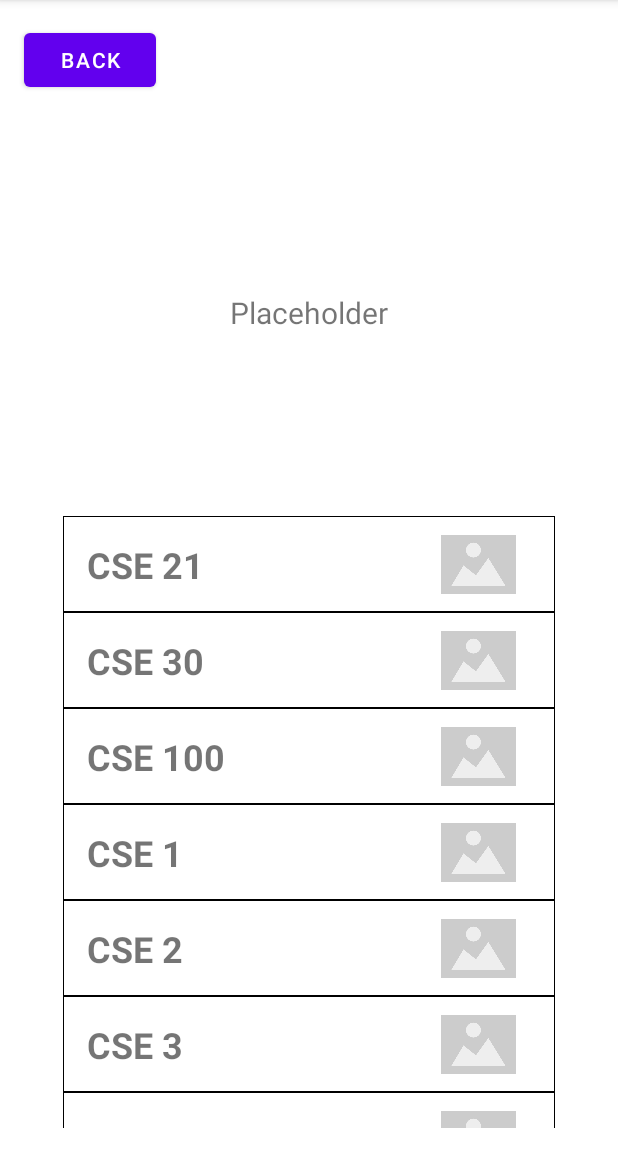
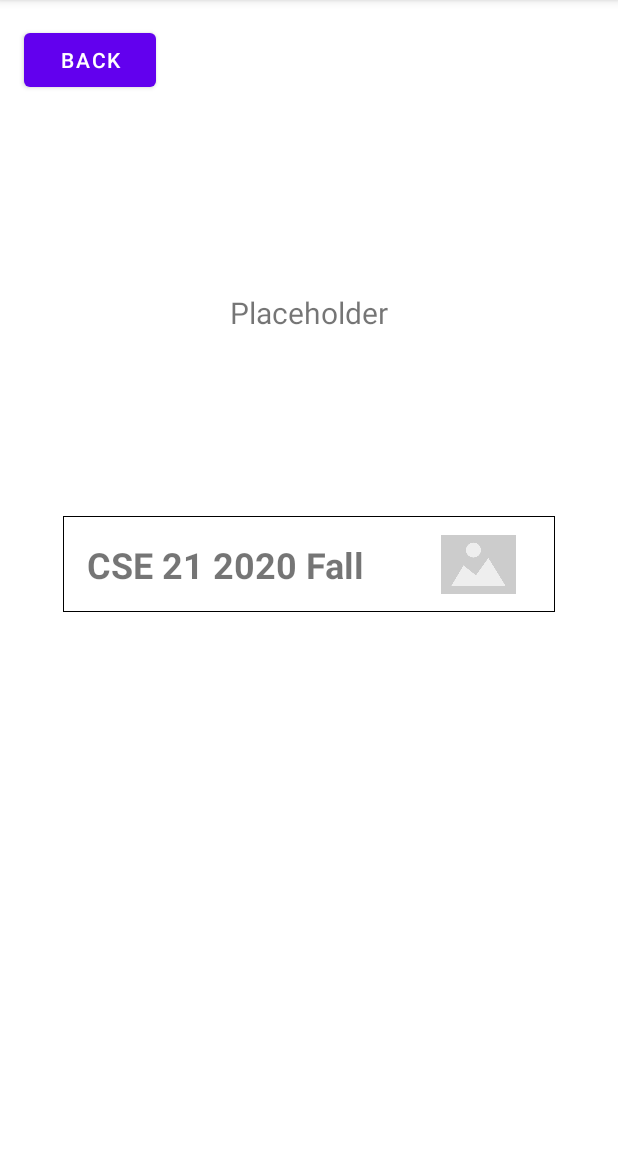
Before and after one commit to CSE-110-Winter-2022/birds-of-a-feather-team-32, an Android app: the ProfileActivity screen opened directly, with no data from a screen before it, on a phone screen of 412 x 824 dp, the part 84-1236 px from its top. Run offline under Robolectric (Android 15) with nearby library versions, the phone set to English and light mode, and no system bars; our stand-ins replace Room's generated code.

```diff
--- a/app/src/main/java/com/example/birdsofafeather/CourseActivity.java
+++ b/app/src/main/java/com/example/birdsofafeather/CourseActivity.java
@@ -1,3 +1,8 @@
+/**
+ * CoursesActivity.java
+ * This file allows the user to add their own courses to the application.
+ * They can also see the courses that they have previously added.
+ */
 package com.example.birdsofafeather;
 
 import androidx.appcompat.app.AppCompatActivity;
--- a/app/src/main/java/com/example/birdsofafeather/ProfileActivity.java
+++ b/app/src/main/java/com/example/birdsofafeather/ProfileActivity.java
@@ -8,8 +8,7 @@ import android.content.Intent;
 import android.os.Bundle;
 import android.view.View;
 
-import com.example.birdsofafeather.model.Course;
-import com.example.birdsofafeather.model.Student;
+import com.example.birdsofafeather.model.db.Course;
 import com.example.birdsofafeather.model.db.AppDatabase;
 
 import java.util.Arrays;
@@ -23,15 +22,7 @@ public class ProfileActivity extends AppCompatActivity {
     private ProfileActivityViewAdapter profileActivityViewAdapter;
 
     protected Course[] data = {
-            new Course("CSE 21"),
-            new Course("CSE 30"),
-            new Course("CSE 100"),
-            new Course("CSE 1"),
-            new Course("CSE 2"),
-            new Course("CSE 3"),
-            new Course("CSE 4"),
-            new Course("CSE 5"),
-            new Course("CSE 6"),
+            new Course(0, "CSE","21", "2020", "Fall" ),
     };
 
     @Override
--- a/app/src/main/java/com/example/birdsofafeather/ProfileActivityViewAdapter.java
+++ b/app/src/main/java/com/example/birdsofafeather/ProfileActivityViewAdapter.java
@@ -11,7 +11,7 @@ import android.widget.TextView;
 import androidx.annotation.NonNull;
 import androidx.recyclerview.widget.RecyclerView;
 
-import com.example.birdsofafeather.model.Course;
+import com.example.birdsofafeather.model.db.Course;
 
 import java.util.List;
 
@@ -44,31 +44,20 @@ public class ProfileActivityViewAdapter extends RecyclerView.Adapter<ProfileActi
     }
 
     public static class ViewHolder
-            extends RecyclerView.ViewHolder
-            implements View.OnClickListener {
-        private final TextView courseNameView;
+            extends RecyclerView.ViewHolder {
+        private final TextView courseView;
         private Course course;
 
         ViewHolder(View itemView) {
             super(itemView);
-            this.courseNameView = itemView.findViewById(R.id.course_row_name);
-            itemView.setOnClickListener(this);
+            this.courseView = itemView.findViewById(R.id.course_row_name);
         }
 
         public void setCourse(Course course) {
             this.course = course;
-            this.courseNameView.setText(course.getCourseName());
+            this.courseView.setText(course.dept + " " + course.num + " " + course.year + " " + course.qtr);
 
         }
 
-        // probably shouldn't have this here but I'll keep it here
-        // as a placeholder since we need to override it
-        @Override
-        public void onClick(View view) {
-            Context context = view.getContext();
-            Intent intent = new Intent(context, ProfileActivity.class);
-            intent.putExtra("course_name", this.course.getCourseName()); // should we have an Id?
-            context.startActivity(intent);
-        }
     }
 }
--- a/app/src/main/java/com/example/birdsofafeather/model/Course.java
+++ /dev/null
@@ -1,17 +0,0 @@
-package com.example.birdsofafeather.model;
-
-public class Course {
-
-    private String courseName;
-    private int courseId;
-    private int year;
-    private String quarter;
-
-    public Course(String courseName){
-        this.courseName = courseName;
-    }
-
-    public String getCourseName(){
-        return this.courseName;
-    }
-}
--- a/app/src/main/java/com/example/birdsofafeather/model/db/AppDatabase.java
+++ b/app/src/main/java/com/example/birdsofafeather/model/db/AppDatabase.java
@@ -1,18 +1,19 @@
 package com.example.birdsofafeather.model.db;
 
+import android.app.Person;
 import android.content.Context;
 
 import androidx.room.Database;
 import androidx.room.Room;
 import androidx.room.RoomDatabase;
 
-@Database(entities = {Course.class}, version = 1)
+@Database(entities = {Student.class, Course.class}, version = 1)
 public abstract class AppDatabase extends RoomDatabase {
     private static AppDatabase singletonInstance;
 
     public static AppDatabase singleton(Context context) {
         if (singletonInstance == null) {
-            singletonInstance = Room.databaseBuilder(context, AppDatabase.class, "courses.db")
+            singletonInstance = Room.databaseBuilder(context, AppDatabase.class, "students.db")
                     .allowMainThreadQueries()
                     .build();
         }
@@ -21,4 +22,5 @@ public abstract class AppDatabase extends RoomDatabase {
     }
 
     public abstract CoursesDao coursesDao();
+    public abstract StudentWithCoursesDao StudentWithCoursesDao();
 }
--- a/app/src/main/java/com/example/birdsofafeather/model/db/Course.java
+++ b/app/src/main/java/com/example/birdsofafeather/model/db/Course.java
@@ -6,9 +6,16 @@ import androidx.room.PrimaryKey;
 
 @Entity(tableName = "courses")
 public class Course {
+
+    // this is how we identify a certain course
     @PrimaryKey
     @ColumnInfo(name = "id")
     public int id;
+
+    // this is how we identify that this course belongs to
+    // a particular person
+    @ColumnInfo(name = "student_id")
+    public int studentId;
 
     @ColumnInfo(name = "dept")
     public String dept;
--- a/app/src/main/java/com/example/birdsofafeather/model/db/CoursesDao.java
+++ b/app/src/main/java/com/example/birdsofafeather/model/db/CoursesDao.java
@@ -6,8 +6,7 @@ import androidx.room.Insert;
 import androidx.room.Query;
 import androidx.room.Transaction;
 
-import com.example.birdsofafeather.model.db.Course;
-
+import java.util.HashSet;
 import java.util.List;
 
 @Dao
@@ -27,4 +26,5 @@ public interface CoursesDao {
 
     @Delete
     void delete(Course course);
+
 }
--- a/app/src/main/res/layout/activity_boflist.xml
+++ b/app/src/main/res/layout/activity_boflist.xml
@@ -24,6 +24,7 @@
         android:layout_height="wrap_content"
         android:layout_marginTop="16dp"
         android:text="Start"
+        android:onClick="onRunButtonClicked"
         app:layout_constraintEnd_toEndOf="parent"
         app:layout_constraintHorizontal_bias="0.498"
         app:layout_constraintStart_toStartOf="parent"
```
Also changed, not shown: app/src/main/java/com/example/birdsofafeather/ListOfBoFActivity.java (+35 -1 lines), app/src/main/java/com/example/birdsofafeather/ListOfBoFViewAdapter.java (+7 -1 lines), app/src/main/java/com/example/birdsofafeather/MainActivity.java (+4 -4 lines), app/src/main/java/com/example/birdsofafeather/model/Student.java (deleted, +0 -19 lines), app/src/main/java/com/example/birdsofafeather/model/db/Student.java (added, +47 -0 lines), app/src/main/java/com/example/birdsofafeather/model/db/StudentWithCourses.java (added, +24 -0 lines), app/src/main/java/com/example/birdsofafeather/model/db/StudentWithCoursesDao.java (added, +25 -0 lines), app/src/main/res/layout/activity_main.xml (+13 -0 lines).
